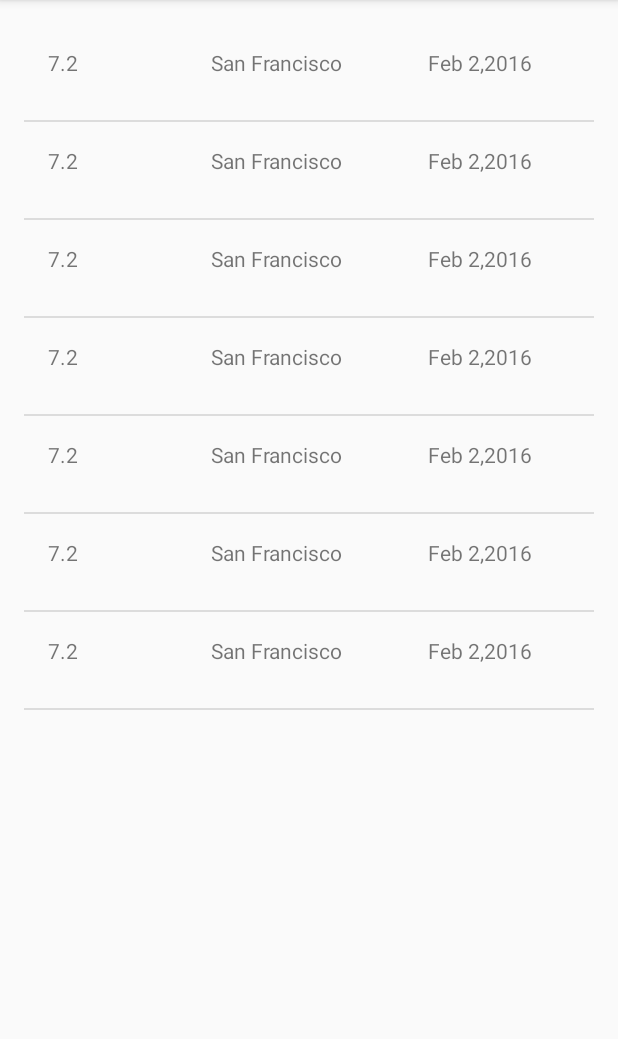
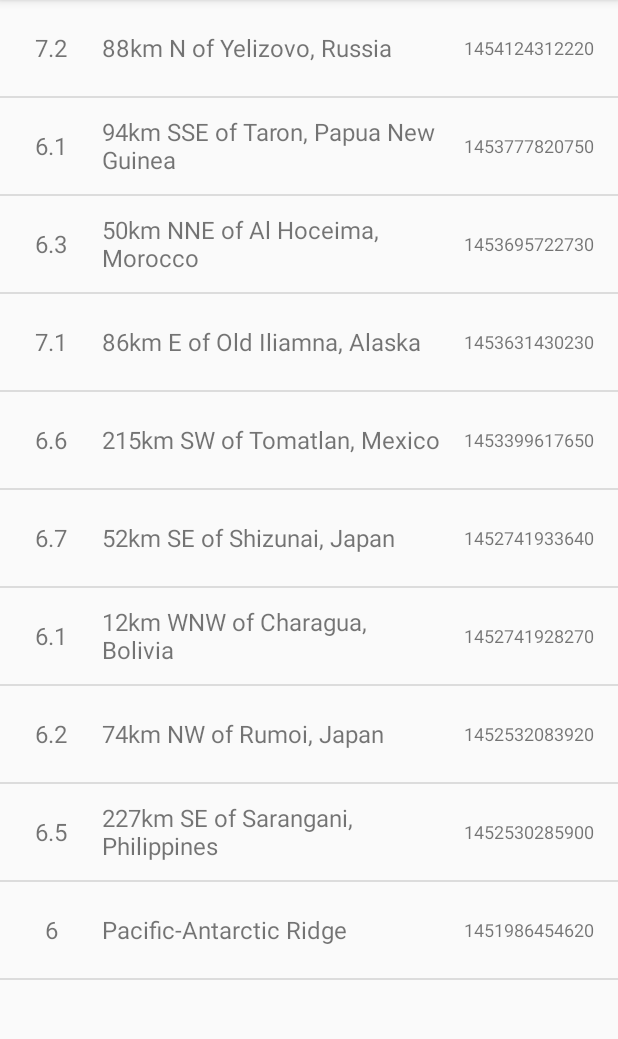
Before and after one commit to raviranjan3570/realtime-earthquake-data, an Android app: the screen it shows after launch (EarthquakeActivity), on a phone screen of 412 x 824 dp, the part 84-1123 px from its top. Run offline under Robolectric (Android 15) with nearby library versions, the phone set to English and light mode, and no system bars.

Commit message:
parsed placeholder json data

```diff
--- a/app/src/main/java/com/example/android/quakereport/Earthquake.java
+++ b/app/src/main/java/com/example/android/quakereport/Earthquake.java
@@ -8,19 +8,19 @@ public class Earthquake {
     // Location of the earthquake
     private String mEarthquakeLocation;
 
-    // Date of the earthquake
-    private String mEarthquakeDate;
+    // Time of the earthquake
+    private String mEarthquakeTime;
 
     /* Create a new Earthquake object
      * @param vMagnitude is the magnitude of the earthquake (e.g. 7.2)
      * @param vLocation is the location of the earthquake (e.g. patna)
      * @param vDate is the date of occurrence of the earthquake (e.g. 04/07/2019)
      **/
-    public Earthquake(String vMagnitude, String vLocation, String vDate){
+    public Earthquake(String vMagnitude, String vLocation, String vTime){
 
         mEarthquakeMagnitude = vMagnitude;
         mEarthquakeLocation = vLocation;
-        mEarthquakeDate = vDate;
+        mEarthquakeTime = vTime;
     }
 
     /*
@@ -43,7 +43,7 @@ public class Earthquake {
      * get the date of occurrence of the earthquake
      */
 
-    public String getEarthquakeDate(){
-        return mEarthquakeDate;
+    public String getEarthquakeTime(){
+        return mEarthquakeTime;
     }
 }
--- a/app/src/main/java/com/example/android/quakereport/EarthquakeActivity.java
+++ b/app/src/main/java/com/example/android/quakereport/EarthquakeActivity.java
@@ -33,17 +33,10 @@ public class EarthquakeActivity extends AppCompatActivity {
         setContentView(R.layout.earthquake_activity);
 
         // Create an ArrayList of Earthquake objects
-        ArrayList<Earthquake> earthquakes = new ArrayList<Earthquake>();
-        earthquakes.add(new Earthquake("7.2", "San Francisco", "Feb 2,2016"));
-        earthquakes.add(new Earthquake("7.2", "San Francisco", "Feb 2,2016"));
-        earthquakes.add(new Earthquake("7.2", "San Francisco", "Feb 2,2016"));
-        earthquakes.add(new Earthquake("7.2", "San Francisco", "Feb 2,2016"));
-        earthquakes.add(new Earthquake("7.2", "San Francisco", "Feb 2,2016"));
-        earthquakes.add(new Earthquake("7.2", "San Francisco", "Feb 2,2016"));
-        earthquakes.add(new Earthquake("7.2", "San Francisco", "Feb 2,2016"));
+        ArrayList<Earthquake> earthquakes = QueryUtils.extractEarthquakes();
 
-        // Create an {@link AndroidFlavorAdapter}, whose data source is a list of
-        // {@link AndroidFlavor}s. The adapter knows how to create list item views for each item
+        // Create an {@link EarthquakeAdapter}, whose data source is a list of
+        // {@link Earthquake}s. The adapter knows how to create list item views for each item
         // in the list.
         EarthquakeAdapter earthquakeAdapter = new EarthquakeAdapter(this, earthquakes);
 
--- a/app/src/main/java/com/example/android/quakereport/EarthquakeAdapter.java
+++ b/app/src/main/java/com/example/android/quakereport/EarthquakeAdapter.java
@@ -15,8 +15,6 @@ import java.util.ArrayList;
  * */
 
 public class EarthquakeAdapter extends ArrayAdapter<Earthquake> {
-
-    private static final String LOG_TAG = EarthquakeAdapter.class.getSimpleName();
 
     /**
      * This is our own custom constructor (it doesn't mirror a superclass constructor).
@@ -69,11 +67,11 @@ public class EarthquakeAdapter extends ArrayAdapter<Earthquake> {
         // set this text on the location TextView
         locationTextView.setText(currentEarthquake.getEarthquakeLocation());
 
-        // Find the TextView in the list_item.xml layout with the earthquake_date
-        TextView dateTextView = (TextView) listItemView.findViewById(R.id.earthquake_date);
+        // Find the TextView in the list_item.xml layout with the earthquake_time
+        TextView timeTextView = (TextView) listItemView.findViewById(R.id.earthquake_time);
         // Get the date from the current Earthquake object and
         // set this text on the date TextView
-        dateTextView.setText(currentEarthquake.getEarthquakeDate());
+        timeTextView.setText(currentEarthquake.getEarthquakeTime());
 
         // Return the whole list item layout (containing 3 TextViews)
         // so that it can be shown in the ListView
--- /dev/null
+++ b/app/src/main/java/com/example/android/quakereport/QueryUtils.java
@@ -0,0 +1,87 @@
+package com.example.android.quakereport;
+
+import android.util.Log;
+
+import org.json.JSONArray;
+import org.json.JSONException;
+import org.json.JSONObject;
+
+import java.util.ArrayList;
+
+/**
+ * Helper methods related to requesting and receiving earthquake data from USGS.
+ */
+
+public final class QueryUtils {
+
+    /** Sample JSON response for a USGS query */
+    private static final String SAMPLE_JSON_RESPONSE = "{\"type\":\"FeatureCollection\",\"metadata\":{\"generated\":1462295443000,\"url\":\"http://earthquake.usgs.gov/fdsnws/event/1/query?format=geojson&starttime=2016-01-01&endtime=2016-01-31&minmag=6&limit=10\",\"title\":\"USGS Earthquakes\",\"status\":200,\"api\":\"1.5.2\",\"limit\":10,\"offset\":1,\"count\":10},\"features\":[{\"type\":\"Feature\",\"properties\":{\"mag\":7.2,\"place\":\"88km N of Yelizovo, Russia\",\"time\":1454124312220,\"updated\":1460674294040,\"tz\":720,\"url\":\"http://earthquake.usgs.gov/earthquakes/eventpage/us20004vvx\",\"detail\":\"http://earthquake.usgs.gov/fdsnws/event/1/query?eventid=us20004vvx&format=geojson\",\"felt\":2,\"cdi\":3.4,\"mmi\":5.82,\"alert\":\"green\",\"status\":\"reviewed\",\"tsunami\":1,\"sig\":798,\"net\":\"us\",\"code\":\"20004vvx\",\"ids\":\",at00o1qxho,pt16030050,us20004vvx,gcmt20160130032510,\",\"sources\":\",at,pt,us,gcmt,\",\"types\":\",cap,dyfi,finite-fault,general-link,general-text,geoserve,impact-link,impact-text,losspager,moment-tensor,nearby-cities,origin,phase-data,shakemap,tectonic-summary,\",\"nst\":null,\"dmin\":0.958,\"rms\":1.19,\"gap\":17,\"magType\":\"mww\",\"type\":\"earthquake\",\"title\":\"M 7.2 - 88km N of Yelizovo, Russia\"},\"geometry\":{\"type\":\"Point\",\"coordinates\":[158.5463,53.9776,177]},\"id\":\"us20004vvx\"},\n" +
+            "{\"type\":\"Feature\",\"properties\":{\"mag\":6.1,\"place\":\"94km SSE of Taron, Papua New Guinea\",\"time\":1453777820750,\"updated\":1460156775040,\"tz\":600,\"url\":\"http://earthquake.usgs.gov/earthquakes/eventpage/us20004uks\",\"detail\":\"http://earthquake.usgs.gov/fdsnws/event/1/query?eventid=us20004uks&format=geojson\",\"felt\":null,\"cdi\":null,\"mmi\":4.1,\"alert\":\"green\",\"status\":\"reviewed\",\"tsunami\":1,\"sig\":572,\"net\":\"us\",\"code\":\"20004uks\",\"ids\":\",us20004uks,gcmt20160126031023,\",\"sources\":\",us,gcmt,\",\"types\":\",cap,geoserve,losspager,moment-tensor,nearby-cities,origin,phase-data,shakemap,tectonic-summary,\",\"nst\":null,\"dmin\":1.537,\"rms\":0.74,\"gap\":25,\"magType\":\"mww\",\"type\":\"earthquake\",\"title\":\"M 6.1 - 94km SSE of Taron, Papua New Guinea\"},\"geometry\":{\"type\":\"Point\",\"coordinates\":[153.2454,-5.2952,26]},\"id\":\"us20004uks\"},\n" +
+            "{\"type\":\"Feature\",\"properties\":{\"mag\":6.3,\"place\":\"50km NNE of Al Hoceima, Morocco\",\"time\":1453695722730,\"updated\":1460156773040,\"tz\":0,\"url\":\"http://earthquake.usgs.gov/earthquakes/eventpage/us10004gy9\",\"detail\":\"http://earthquake.usgs.gov/fdsnws/event/1/query?eventid=us10004gy9&format=geojson\",\"felt\":117,\"cdi\":7.2,\"mmi\":5.28,\"alert\":\"green\",\"status\":\"reviewed\",\"tsunami\":0,\"sig\":695,\"net\":\"us\",\"code\":\"10004gy9\",\"ids\":\",us10004gy9,gcmt20160125042203,\",\"sources\":\",us,gcmt,\",\"types\":\",cap,dyfi,geoserve,impact-text,losspager,moment-tensor,nearby-cities,origin,phase-data,shakemap,tectonic-summary,\",\"nst\":null,\"dmin\":2.201,\"rms\":0.92,\"gap\":20,\"magType\":\"mww\",\"type\":\"earthquake\",\"title\":\"M 6.3 - 50km NNE of Al Hoceima, Morocco\"},\"geometry\":{\"type\":\"Point\",\"coordinates\":[-3.6818,35.6493,12]},\"id\":\"us10004gy9\"},\n" +
+            "{\"type\":\"Feature\",\"properties\":{\"mag\":7.1,\"place\":\"86km E of Old Iliamna, Alaska\",\"time\":1453631430230,\"updated\":1460156770040,\"tz\":-540,\"url\":\"http://earthquake.usgs.gov/earthquakes/eventpage/us10004gqp\",\"detail\":\"http://earthquake.usgs.gov/fdsnws/event/1/query?eventid=us10004gqp&format=geojson\",\"felt\":1816,\"cdi\":7.2,\"mmi\":6.6,\"alert\":\"green\",\"status\":\"reviewed\",\"tsunami\":1,\"sig\":1496,\"net\":\"us\",\"code\":\"10004gqp\",\"ids\":\",at00o1gd6r,us10004gqp,ak12496371,gcmt20160124103030,\",\"sources\":\",at,us,ak,gcmt,\",\"types\":\",cap,dyfi,finite-fault,general-link,general-text,geoserve,impact-link,impact-text,losspager,moment-tensor,nearby-cities,origin,phase-data,shakemap,tectonic-summary,trump-origin,\",\"nst\":null,\"dmin\":0.72,\"rms\":2.11,\"gap\":19,\"magType\":\"mww\",\"type\":\"earthquake\",\"title\":\"M 7.1 - 86km E of Old Iliamna, Alaska\"},\"geometry\":{\"type\":\"Point\",\"coordinates\":[-153.4051,59.6363,129]},\"id\":\"us10004gqp\"},\n" +
+            "{\"type\":\"Feature\",\"properties\":{\"mag\":6.6,\"place\":\"215km SW of Tomatlan, Mexico\",\"time\":1453399617650,\"updated\":1459963829040,\"tz\":-420,\"url\":\"http://earthquake.usgs.gov/earthquakes/eventpage/us10004g4l\",\"detail\":\"http://earthquake.usgs.gov/fdsnws/event/1/query?eventid=us10004g4l&format=geojson\",\"felt\":11,\"cdi\":2.7,\"mmi\":3.92,\"alert\":\"green\",\"status\":\"reviewed\",\"tsunami\":1,\"sig\":673,\"net\":\"us\",\"code\":\"10004g4l\",\"ids\":\",at00o1bebo,pt16021050,us10004g4l,gcmt20160121180659,\",\"sources\":\",at,pt,us,gcmt,\",\"types\":\",cap,dyfi,geoserve,impact-link,impact-text,losspager,moment-tensor,nearby-cities,origin,phase-data,shakemap,tectonic-summary,\",\"nst\":null,\"dmin\":2.413,\"rms\":0.98,\"gap\":74,\"magType\":\"mww\",\"type\":\"earthquake\",\"title\":\"M 6.6 - 215km SW of Tomatlan, Mexico\"},\"geometry\":{\"type\":\"Point\",\"coordinates\":[-106.9337,18.8239,10]},\"id\":\"us10004g4l\"},\n" +
+            "{\"type\":\"Feature\",\"properties\":{\"mag\":6.7,\"place\":\"52km SE of Shizunai, Japan\",\"time\":1452741933640,\"updated\":1459304879040,\"tz\":540,\"url\":\"http://earthquake.usgs.gov/earthquakes/eventpage/us10004ebx\",\"detail\":\"http://earthquake.usgs.gov/fdsnws/event/1/query?eventid=us10004ebx&format=geojson\",\"felt\":51,\"cdi\":5.8,\"mmi\":6.45,\"alert\":\"green\",\"status\":\"reviewed\",\"tsunami\":1,\"sig\":720,\"net\":\"us\",\"code\":\"10004ebx\",\"ids\":\",us10004ebx,pt16014050,at00o0xauk,gcmt20160114032534,\",\"sources\":\",us,pt,at,gcmt,\",\"types\":\",associate,cap,dyfi,geoserve,impact-link,impact-text,losspager,moment-tensor,nearby-cities,origin,phase-data,shakemap,\",\"nst\":null,\"dmin\":0.281,\"rms\":0.98,\"gap\":22,\"magType\":\"mww\",\"type\":\"earthquake\",\"title\":\"M 6.7 - 52km SE of Shizunai, Japan\"},\"geometry\":{\"type\":\"Point\",\"coordinates\":[142.781,41.9723,46]},\"id\":\"us10004ebx\"},\n" +
+            "{\"type\":\"Feature\",\"properties\":{\"mag\":6.1,\"place\":\"12km WNW of Charagua, Bolivia\",\"time\":1452741928270,\"updated\":1459304879040,\"tz\":-240,\"url\":\"http://earthquake.usgs.gov/earthquakes/eventpage/us10004ebw\",\"detail\":\"http://earthquake.usgs.gov/fdsnws/event/1/query?eventid=us10004ebw&format=geojson\",\"felt\":3,\"cdi\":2.2,\"mmi\":2.21,\"alert\":\"green\",\"status\":\"reviewed\",\"tsunami\":0,\"sig\":573,\"net\":\"us\",\"code\":\"10004ebw\",\"ids\":\",us10004ebw,gcmt20160114032528,\",\"sources\":\",us,gcmt,\",\"types\":\",cap,dyfi,geoserve,impact-text,losspager,moment-tensor,nearby-cities,origin,phase-data,shakemap,tectonic-summary,\",\"nst\":null,\"dmin\":5.492,\"rms\":1.04,\"gap\":16,\"magType\":\"mww\",\"type\":\"earthquake\",\"title\":\"M 6.1 - 12km WNW of Charagua, Bolivia\"},\"geometry\":{\"type\":\"Point\",\"coordinates\":[-63.3288,-19.7597,582.56]},\"id\":\"us10004ebw\"},\n" +
+            "{\"type\":\"Feature\",\"properties\":{\"mag\":6.2,\"place\":\"74km NW of Rumoi, Japan\",\"time\":1452532083920,\"updated\":1459304875040,\"tz\":540,\"url\":\"http://earthquake.usgs.gov/earthquakes/eventpage/us10004djn\",\"detail\":\"http://earthquake.usgs.gov/fdsnws/event/1/query?eventid=us10004djn&format=geojson\",\"felt\":8,\"cdi\":3.4,\"mmi\":3.74,\"alert\":\"green\",\"status\":\"reviewed\",\"tsunami\":0,\"sig\":594,\"net\":\"us\",\"code\":\"10004djn\",\"ids\":\",us10004djn,gcmt20160111170803,\",\"sources\":\",us,gcmt,\",\"types\":\",cap,dyfi,geoserve,impact-text,losspager,moment-tensor,nearby-cities,origin,phase-data,shakemap,tectonic-summary,\",\"nst\":null,\"dmin\":1.139,\"rms\":0.96,\"gap\":33,\"magType\":\"mww\",\"type\":\"earthquake\",\"title\":\"M 6.2 - 74km NW of Rumoi, Japan\"},\"geometry\":{\"type\":\"Point\",\"coordinates\":[141.0867,44.4761,238.81]},\"id\":\"us10004djn\"},\n" +
+            "{\"type\":\"Feature\",\"properties\":{\"mag\":6.5,\"place\":\"227km SE of Sarangani, Philippines\",\"time\":1452530285900,\"updated\":1459304874040,\"tz\":480,\"url\":\"http://earthquake.usgs.gov/earthquakes/eventpage/us10004dj5\",\"detail\":\"http://earthquake.usgs.gov/fdsnws/event/1/query?eventid=us10004dj5&format=geojson\",\"felt\":1,\"cdi\":2.7,\"mmi\":7.5,\"alert\":\"green\",\"status\":\"reviewed\",\"tsunami\":1,\"sig\":650,\"net\":\"us\",\"code\":\"10004dj5\",\"ids\":\",at00o0srjp,pt16011050,us10004dj5,gcmt20160111163807,\",\"sources\":\",at,pt,us,gcmt,\",\"types\":\",cap,dyfi,geoserve,impact-link,impact-text,losspager,moment-tensor,nearby-cities,origin,phase-data,shakemap,tectonic-summary,\",\"nst\":null,\"dmin\":3.144,\"rms\":0.72,\"gap\":22,\"magType\":\"mww\",\"type\":\"earthquake\",\"title\":\"M 6.5 - 227km SE of Sarangani, Philippines\"},\"geometry\":{\"type\":\"Point\",\"coordinates\":[126.8621,3.8965,13]},\"id\":\"us10004dj5\"},\n" +
+            "{\"type\":\"Feature\",\"properties\":{\"mag\":6,\"place\":\"Pacific-Antarctic Ridge\",\"time\":1451986454620,\"updated\":1459202978040,\"tz\":-540,\"url\":\"http://earthquake.usgs.gov/earthquakes/eventpage/us10004bgk\",\"detail\":\"http://earthquake.usgs.gov/fdsnws/event/1/query?eventid=us10004bgk&format=geojson\",\"felt\":0,\"cdi\":1,\"mmi\":0,\"alert\":\"green\",\"status\":\"reviewed\",\"tsunami\":0,\"sig\":554,\"net\":\"us\",\"code\":\"10004bgk\",\"ids\":\",us10004bgk,gcmt20160105093415,\",\"sources\":\",us,gcmt,\",\"types\":\",cap,dyfi,geoserve,losspager,moment-tensor,nearby-cities,origin,phase-data,shakemap,\",\"nst\":null,\"dmin\":30.75,\"rms\":0.67,\"gap\":71,\"magType\":\"mww\",\"type\":\"earthquake\",\"title\":\"M 6.0 - Pacific-Antarctic Ridge\"},\"geometry\":{\"type\":\"Point\",\"coordinates\":[-136.2603,-54.2906,10]},\"id\":\"us10004bgk\"}],\"bbox\":[-153.4051,-54.2906,10,158.5463,59.6363,582.56]}";
+
+    /**
+     * Create a private constructor because no one should ever create a {@link QueryUtils} object.
+     * This class is only meant to hold static variables and methods, which can be accessed
+     * directly from the class name QueryUtils (and an object instance of QueryUtils is not needed).
+     */
+
+    private QueryUtils() {
+    }
+
+    /**
+     * Return a list of {@link Earthquake} objects that has been built up from
+     * parsing a JSON response.
+     */
+
+    public static ArrayList<Earthquake> extractEarthquakes() {
+
+        // Create an empty ArrayList that we can start adding earthquakes to
+        ArrayList<Earthquake> earthquakes = new ArrayList<>();
+
+        // Try to parse the SAMPLE_JSON_RESPONSE. If there's a problem with the way the JSON
+        // is formatted, a JSONException exception object will be thrown.
+        // Catch the exception so the app doesn't crash, and print the error message to the logs.
+        try {
+
+            // TODO: Parse the response given by the SAMPLE_JSON_RESPONSE string and
+            // build up a list of Earthquake objects with the corresponding data.
+
+            JSONObject jsonRootObject = new JSONObject(SAMPLE_JSON_RESPONSE);
+
+            //Get the instance of JSONArray that contains JSONObjects
+            JSONArray jsonArray = jsonRootObject.optJSONArray("features");
+
+            //Iterate the jsonArray and print the info of JSONObjects
+            for(int i=0; i < jsonArray.length(); i++){
+
+                JSONObject JSONObject = jsonArray.getJSONObject(i);
+
+                // properties is JSON Object
+                JSONObject properties = JSONObject.getJSONObject("properties");
+
+                String magnitude = properties.getString("mag");
+                String location = properties.getString("place");
+                String quantum = properties.getString("time");
+                Earthquake earthquake = new Earthquake(magnitude,location,quantum);
+                earthquakes.add(earthquake);
+            }
+        }
+
+        catch (JSONException e) {
+            // If an error is thrown when executing any of the above statements in the "try" block,
+            // catch the exception here, so the app doesn't crash. Print a log message
+            // with the message from the exception.
+            Log.e("QueryUtils", "Problem parsing the earthquake JSON results", e);
+        }
+
+        // Return the list of earthquakes
+        return earthquakes;
+    }
+}
--- a/app/src/main/res/layout/earthquake_activity.xml
+++ b/app/src/main/res/layout/earthquake_activity.xml
@@ -18,8 +18,4 @@
     android:id="@+id/list"
     android:orientation="vertical"
     android:layout_width="match_parent"
-    android:layout_height="match_parent"
-    android:paddingBottom="@dimen/activity_vertical_margin"
-    android:paddingLeft="@dimen/activity_horizontal_margin"
-    android:paddingRight="@dimen/activity_horizontal_margin"
-    android:paddingTop="@dimen/activity_vertical_margin"/>
+    android:layout_height="match_parent" />
--- a/app/src/main/res/layout/list_item.xml
+++ b/app/src/main/res/layout/list_item.xml
@@ -3,29 +3,54 @@
 <!-- Layout for a single list item -->
 <LinearLayout xmlns:android="http://schemas.android.com/apk/res/android"
     android:layout_width="match_parent"
-    android:layout_height="wrap_content"
+    android:layout_height="?android:attr/listPreferredItemHeight"
     android:orientation="horizontal"
-    android:padding="16dp"
-    android:minHeight="?android:attr/listPreferredItemHeight">
+    android:minHeight="?android:attr/listPreferredItemHeight"
+    android:paddingEnd="@dimen/activity_vertical_margin"
+    android:paddingLeft="@dimen/activity_horizontal_margin"
+    android:paddingRight="@dimen/activity_horizontal_margin"
+    android:paddingStart="@dimen/activity_vertical_margin">
 
     <TextView
         android:id="@+id/earthquake_magnitude"
-        android:layout_width="wrap_content"
-        android:layout_height="match_parent"
-        android:layout_weight="1"/>
+        android:layout_width="36dp"
+        android:layout_height="36dp"
+        android:gravity="center"
+        android:layout_gravity="center_vertical"
+        android:textSize="16sp"/>
+
+    <LinearLayout
+        android:layout_width="0dp"
+        android:layout_height="wrap_content"
+        android:layout_gravity="center_vertical"
+        android:layout_marginLeft="16dp"
+        android:layout_marginStart="16dp"
+        android:layout_weight="1"
+        android:orientation="vertical">
 
     <TextView
         android:id="@+id/earthquake_location"
         android:layout_width="wrap_content"
-        android:layout_height="match_parent"
-        android:layout_weight="1"
-        android:layout_marginLeft="64dp"/>
+        android:layout_height="wrap_content"
+        android:textSize="16sp"/>
+
+    </LinearLayout>
+
+    <LinearLayout
+        android:layout_width="wrap_content"
+        android:layout_height="wrap_content"
+        android:layout_gravity="center_vertical"
+        android:layout_marginLeft="16dp"
+        android:layout_marginStart="16dp"
+        android:orientation="vertical">
 
     <TextView
-        android:id="@+id/earthquake_date"
+        android:id="@+id/earthquake_time"
         android:layout_width="wrap_content"
-        android:layout_height="match_parent"
-        android:layout_weight="1"
-        android:layout_marginLeft="32dp"/>
+        android:layout_height="wrap_content"
+        android:layout_gravity="end"
+        android:textSize="12sp"/>
+
+    </LinearLayout>
 
 </LinearLayout>
```
